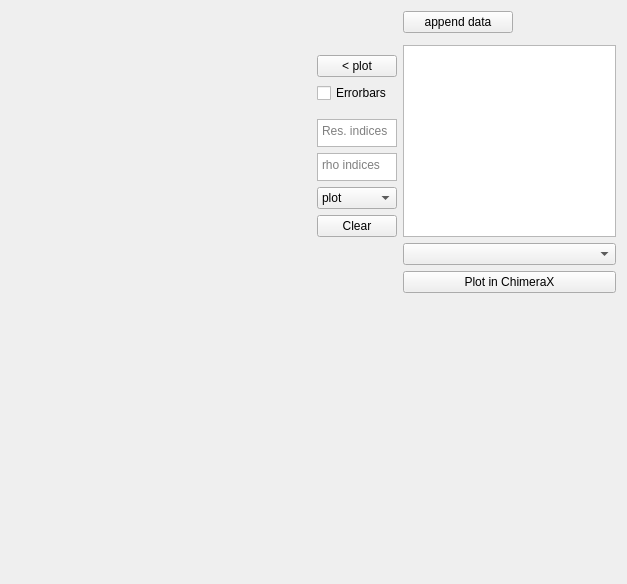
First picture: the form in GUI/designer/data_widget.ui, repository alsinmr/pyDR, before the edit.
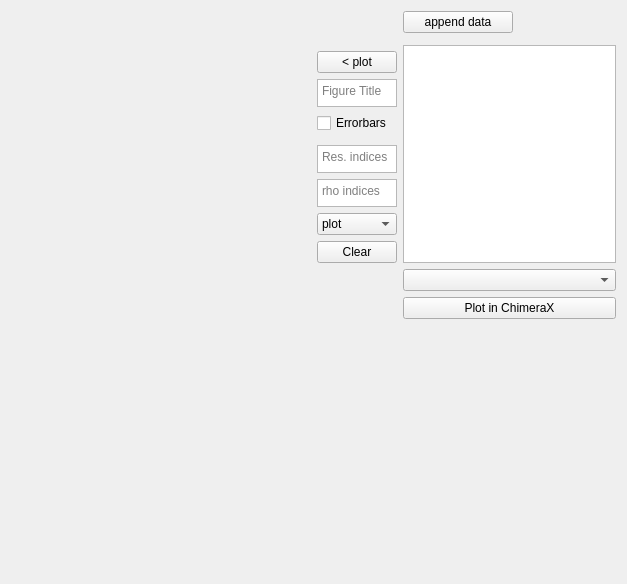
Second picture: the form after the edit.

The edit to the form file:
```diff
--- a/GUI/designer/data_widget.ui
+++ b/GUI/designer/data_widget.ui
@@ -20,69 +20,7 @@
    <string>Form</string>
   </property>
   <layout class="QGridLayout" name="gridLayout">
-   <item row="0" column="3">
-    <widget class="QPushButton" name="loadfileButton">
-     <property name="maximumSize">
-      <size>
-       <width>110</width>
-       <height>16777215</height>
-      </size>
-     </property>
-     <property name="text">
-      <string>append data</string>
-     </property>
-    </widget>
-   </item>
-   <item row="4" column="2">
-    <widget class="QCheckBox" name="checkBox_errorbars">
-     <property name="maximumSize">
-      <size>
-       <width>100</width>
-       <height>16777215</height>
-      </size>
-     </property>
-     <property name="text">
-      <string>Errorbars</string>
-     </property>
-    </widget>
-   </item>
-   <item row="7" column="2">
-    <widget class="QTextEdit" name="textEdit_rho_index">
-     <property name="maximumSize">
-      <size>
-       <width>100</width>
-       <height>28</height>
-      </size>
-     </property>
-     <property name="statusTip">
-      <string>Put in indices to filter detectors</string>
-     </property>
-     <property name="placeholderText">
-      <string>rho indices</string>
-     </property>
-    </widget>
-   </item>
-   <item row="2" column="3" rowspan="8">
-    <widget class="QListWidget" name="listWidget_dataobjects">
-     <property name="selectionMode">
-      <enum>QAbstractItemView::SingleSelection</enum>
-     </property>
-    </widget>
-   </item>
-   <item row="9" column="2">
-    <widget class="QPushButton" name="pushButton_clear">
-     <property name="maximumSize">
-      <size>
-       <width>100</width>
-       <height>16777215</height>
-      </size>
-     </property>
-     <property name="text">
-      <string>Clear</string>
-     </property>
-    </widget>
-   </item>
-   <item row="12" column="2">
+   <item row="13" column="2">
     <spacer name="verticalSpacer">
      <property name="orientation">
       <enum>Qt::Vertical</enum>
@@ -95,7 +33,56 @@
      </property>
     </spacer>
    </item>
-   <item row="6" column="2">
+   <item row="5" column="2">
+    <widget class="QCheckBox" name="checkBox_errorbars">
+     <property name="maximumSize">
+      <size>
+       <width>100</width>
+       <height>16777215</height>
+      </size>
+     </property>
+     <property name="text">
+      <string>Errorbars</string>
+     </property>
+    </widget>
+   </item>
+   <item row="2" column="3" rowspan="9">
+    <widget class="QListWidget" name="listWidget_dataobjects">
+     <property name="selectionMode">
+      <enum>QAbstractItemView::SingleSelection</enum>
+     </property>
+    </widget>
+   </item>
+   <item row="0" column="3">
+    <widget class="QPushButton" name="loadfileButton">
+     <property name="maximumSize">
+      <size>
+       <width>110</width>
+       <height>16777215</height>
+      </size>
+     </property>
+     <property name="text">
+      <string>append data</string>
+     </property>
+    </widget>
+   </item>
+   <item row="8" column="2">
+    <widget class="QTextEdit" name="textEdit_rho_index">
+     <property name="maximumSize">
+      <size>
+       <width>100</width>
+       <height>28</height>
+      </size>
+     </property>
+     <property name="statusTip">
+      <string>Put in indices to filter detectors</string>
+     </property>
+     <property name="placeholderText">
+      <string>rho indices</string>
+     </property>
+    </widget>
+   </item>
+   <item row="7" column="2">
     <widget class="QTextEdit" name="textEdit_index">
      <property name="maximumSize">
       <size>
@@ -111,7 +98,7 @@
      </property>
     </widget>
    </item>
-   <item row="8" column="2">
+   <item row="9" column="2">
     <widget class="QComboBox" name="comboBox_plotstyle">
      <property name="maximumSize">
       <size>
@@ -152,7 +139,20 @@
      </property>
     </widget>
    </item>
-   <item row="11" column="3">
+   <item row="10" column="2">
+    <widget class="QPushButton" name="pushButton_clear">
+     <property name="maximumSize">
+      <size>
+       <width>100</width>
+       <height>16777215</height>
+      </size>
+     </property>
+     <property name="text">
+      <string>Clear</string>
+     </property>
+    </widget>
+   </item>
+   <item row="12" column="3">
     <widget class="QPushButton" name="pushButton_plotchimerax">
      <property name="text">
       <string>Plot in ChimeraX</string>
@@ -190,9 +190,25 @@
      </layout>
     </widget>
    </item>
-   <item row="10" column="3">
+   <item row="11" column="3">
     <widget class="QComboBox" name="comboBox_selectpdb"/>
    </item>
+   <item row="4" column="2">
+    <widget class="QTextEdit" name="textEdit_figtitle">
+     <property name="maximumSize">
+      <size>
+       <width>100</width>
+       <height>28</height>
+      </size>
+     </property>
+     <property name="statusTip">
+      <string>Put in indices to filter detectors</string>
+     </property>
+     <property name="placeholderText">
+      <string>Figure Title</string>
+     </property>
+    </widget>
+   </item>
   </layout>
  </widget>
  <resources/>
```
Left out of the diff: 2 changed lines with no effect on the pictures.
